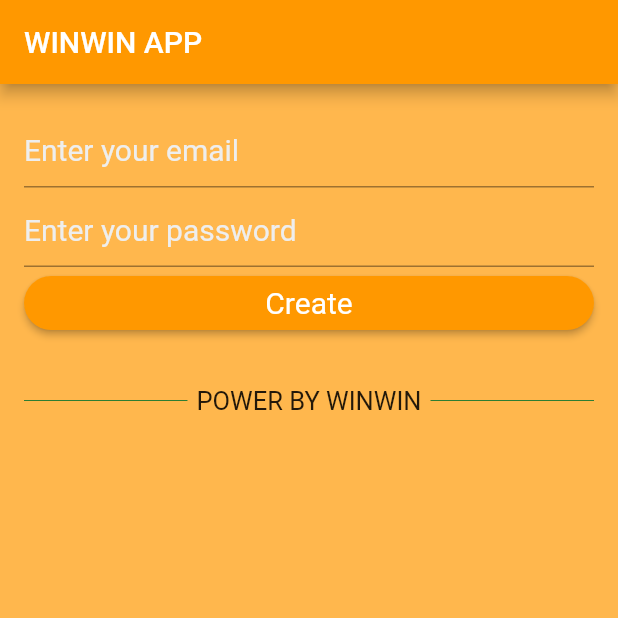
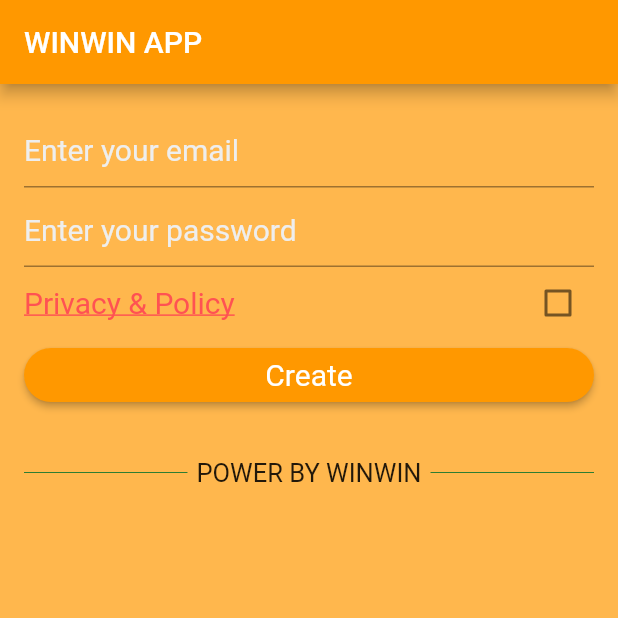
Before and after one commit to 201051101021/winwin, a Flutter app: the screen it shows after launch, after a tap on "Create an account", on a phone screen of 412 x 824 dp, the top half of it. Run offline on Flutter 3.47's test engine with Material 2 defaults, Android fonts, the phone set to English and light mode, and no system bars; our stand-ins replace firebase_auth, firebase_core, flare_flutter, pin_code_fields; missing offline and left inert: regexed_validator; accounts and stored records are empty; network calls fail.

Commit message:
new commit

```diff
--- a/lib/screens/register_page.dart
+++ b/lib/screens/register_page.dart
@@ -1,3 +1,4 @@
+import 'package:flutter/gestures.dart';
 import 'package:flutter/material.dart';
 import 'package:flutter/rendering.dart';
 import 'package:firebase_auth/firebase_auth.dart';
@@ -17,6 +18,9 @@ enum FormType { create }
 class _RegisterPageState extends State<RegisterPage> {
   final formKey = new GlobalKey<FormState>();
 
+
+  bool checkedValue = false;
+
   String _email;
   String _password;
   FormType _formType = FormType.create;
@@ -34,7 +38,7 @@ class _RegisterPageState extends State<RegisterPage> {
   void validateAndSubmit() async {
     if (validateAndSave()) {
       try {
-        if (_formType == FormType.create) {
+        if (_formType == FormType.create && checkedValue == true) {
           UserCredential result = await FirebaseAuth.instance
               .createUserWithEmailAndPassword(
                   email: _email, password: _password);
@@ -76,7 +80,7 @@ class _RegisterPageState extends State<RegisterPage> {
                 key: formKey,
                 child: new Column(
                   crossAxisAlignment: CrossAxisAlignment.stretch,
-                  children: buildInputs() + buildSubmitButtons(),
+                  children: buildInputs() + check() + buildSubmitButtons(),
                 ),
               ),
             )));
@@ -119,4 +123,69 @@ class _RegisterPageState extends State<RegisterPage> {
       Credit_txt(),
     ];
   }
+
+  List<Widget> check() {
+    return [
+      LinkedLabelCheckbox(
+
+        label: 'Privacy & Policy',
+      padding: const EdgeInsets.symmetric(horizontal: 20.0),
+
+        value: checkedValue,
+        onChanged: (bool newValue) {
+          setState(() {
+            checkedValue = newValue;
+          });
+        },
+
+      )
+    ];
+  }
 }
+
+class LinkedLabelCheckbox extends StatelessWidget {
+  const LinkedLabelCheckbox({
+    this.label,
+    this.padding,
+    this.value,
+    this.onChanged,
+  });
+
+  final String label;
+  final EdgeInsets padding;
+  final bool value;
+  final Function onChanged;
+
+  @override
+  Widget build(BuildContext context) {
+    return Padding(
+      padding: EdgeInsetsDirectional.only(),
+      child: Row(
+        children: <Widget>[
+          Expanded(
+            child: RichText(
+              text: TextSpan(
+                text: label,
+                style: TextStyle(
+                  color: Colors.redAccent,
+                  decoration: TextDecoration.underline,
+                  fontSize: 20
+                ),
+                recognizer: TapGestureRecognizer()
+                  ..onTap = () {
+                    print('Label has been tapped.');
+                  },
+              ),
+            ),
+          ),
+          Checkbox(
+            value: value,
+            onChanged: (bool newValue) {
+              onChanged(newValue);
+            },
+          ),
+        ],
+      ),
+    );
+  }
+}
--- a/lib/widget_btn/custom_btn.dart
+++ b/lib/widget_btn/custom_btn.dart
@@ -173,7 +173,7 @@ class Guest_btn extends StatelessWidget {
               color: Colors.amber,
             ),*/
             Text(
-              "Login with Guest",
+              "Guest",
               style: TextStyle(color: Colors.white, fontSize: 20.0),
             ),
           ],
```
